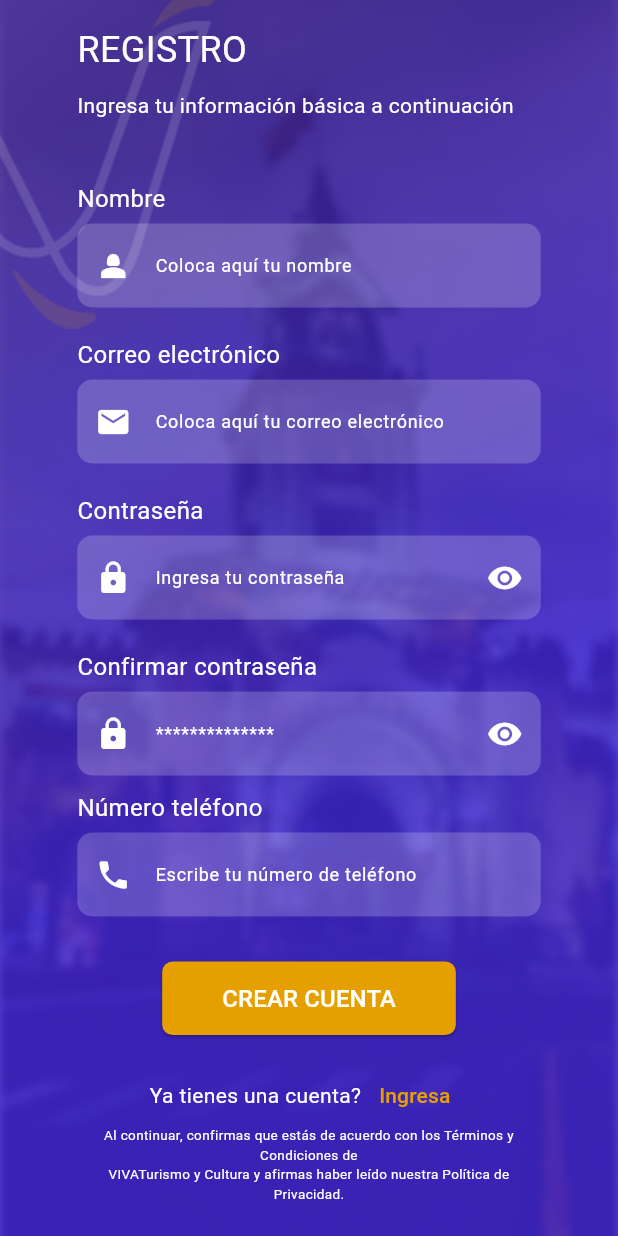
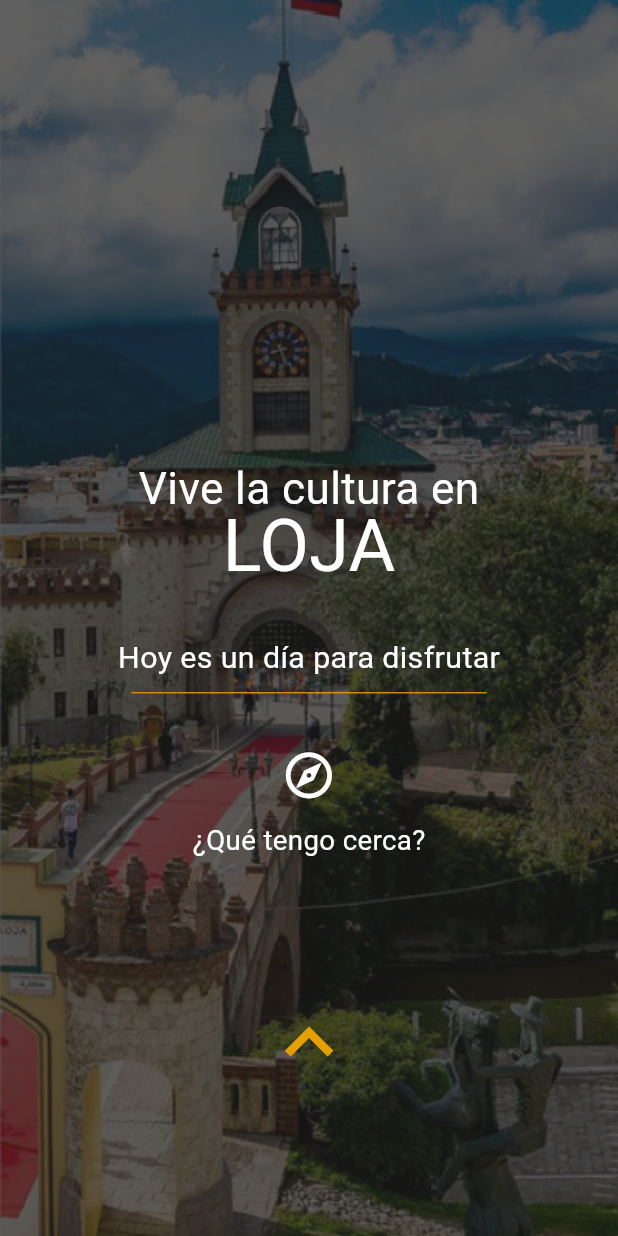
Before and after one commit to fxgonzalez5/viva_city, a Flutter app: the SigupScreen screen opened by its route, after a tap on "CREAR CUENTA", on a phone screen of 412 x 824 dp. Run offline on Flutter 3.47's test engine with Material 3 defaults, Android fonts, the phone set to English and light mode, and no system bars; our stand-ins replace go_router.

Commit message:
Presentation Screen terminada

```diff
--- a/lib/config/router/app_router.dart
+++ b/lib/config/router/app_router.dart
@@ -23,5 +23,11 @@ final appRouter = GoRouter(
       name: SigupScreen.name,
       builder: (context, state) => const SigupScreen(),
     ),
+
+    GoRoute(
+      path: '/presentation',
+      name: PresentationScreen.name,
+      builder: (context, state) => const PresentationScreen(),
+    ),
   ],
 );
--- a/lib/presentation/screens/auth/signup_screen.dart
+++ b/lib/presentation/screens/auth/signup_screen.dart
@@ -1,5 +1,8 @@
 import 'package:flutter/material.dart';
 import 'package:go_router/go_router.dart';
+import 'package:viva_city/config/theme/responsive.dart';
+import 'package:viva_city/presentation/screens/screens.dart';
+import 'package:viva_city/presentation/widgets/custom_elevated_button.dart';
 
 import 'package:viva_city/presentation/widgets/widgets.dart';
 
@@ -10,14 +13,14 @@ class SigupScreen extends StatelessWidget {
 
   @override
   Widget build(BuildContext context) {
-    final size = MediaQuery.of(context).size;
+    final responsive = Responsive(context);
     return Scaffold(
       body: Stack(alignment: Alignment.center, children: [
-        const _Background(),
+        const AuthBackground(),
         SingleChildScrollView(
           child: SizedBox(
-            height: size.height,
-            width: size.width * 0.75,
+            height: responsive.hp(100),
+            width: responsive.wp(75),
             child: Column(
               mainAxisAlignment: MainAxisAlignment.spaceBetween,
               children: [
@@ -29,21 +32,12 @@ class SigupScreen extends StatelessWidget {
                   height: 20,
                 ),
                 const _BoxLogin(),
-                ElevatedButton(
-                    onPressed: () {
-                      //TODO: Validar ingreso con credenciales del usuario
-                    },
-                    style: ButtonStyle(
-                        padding: const MaterialStatePropertyAll(
-                            EdgeInsets.symmetric(vertical: 13, horizontal: 40)),
-                        backgroundColor:
-                            const MaterialStatePropertyAll(Color(0xffE5A000)),
-                        shape: MaterialStatePropertyAll(RoundedRectangleBorder(
-                            borderRadius: BorderRadius.circular(7)))),
-                    child: const Text(
-                      "CREAR CUENTA",
-                      style: TextStyle(fontSize: 16, color: Color(0xffFFFFFF)),
-                    )),
+                CustomElevatedButton(padding: EdgeInsets.symmetric(vertical: responsive.hp(1.2), horizontal: responsive.wp(8.5),
+                ), style: TextStyle(fontSize: responsive.ip(1.5)), onPressed: () {
+                  context.pushReplacementNamed(PresentationScreen.name);
+                  //TODO: Validar ingreso con credenciales del usuario
+                },
+                text: "CREAR CUENTA",),
                 const _ButtonIngresarAndText(),
                 const Spacer(
                   flex: 1,
@@ -166,9 +160,10 @@ class _TextInit extends StatelessWidget {
 
   @override
   Widget build(BuildContext context) {
-    return const SizedBox(
+    final responsive = Responsive(context);
+    return SizedBox(
       width: double.infinity,
-      height: 85,
+      height: responsive.ip(10) ,
       child: Column(
         crossAxisAlignment: CrossAxisAlignment.start,
         children: [
@@ -187,30 +182,3 @@ class _TextInit extends StatelessWidget {
     );
   }
 }
-
-class _Background extends StatelessWidget {
-  const _Background({
-    super.key,
-  });
-
-  @override
-  Widget build(BuildContext context) {
-    return Stack(
-      children: [
-        SizedBox(
-          width: double.infinity,
-          child: Image.asset("assets/images/fondo.png", fit: BoxFit.cover),
-        ),
-        Container(
-            decoration: BoxDecoration(
-          gradient: LinearGradient(begin: Alignment.topCenter, colors: [
-            const Color(0xff3D238E).withOpacity(0.85),
-            const Color(0xff3D23CC).withOpacity(0.85),
-          ]),
-        )),
-        Positioned(
-            top: -10, left: -55, child: Image.asset("assets/images/logo_viva_city.png")),
-      ],
-    );
-  }
-}
--- /dev/null
+++ b/lib/presentation/screens/presentation/presentation_screen.dart
@@ -0,0 +1,136 @@
+import 'package:flutter/material.dart';
+import 'package:go_router/go_router.dart';
+import 'package:viva_city/config/theme/responsive.dart';
+import 'package:viva_city/presentation/screens/auth/signup_screen.dart';
+import 'package:viva_city/presentation/screens/screens.dart';
+
+class PresentationScreen extends StatelessWidget {
+  static const String name = 'presentation_screen';
+  const PresentationScreen({super.key});
+
+  @override
+  Widget build(BuildContext context) {
+    final responsive = Responsive(context);
+    return Scaffold(
+      body: Stack(
+      alignment: Alignment.center,
+      children: [
+        const Background(),
+        LineDivider(responsive: responsive),
+        AllText(responsive: responsive),
+        Column(
+          children: [
+            SizedBox(
+              height: responsive.hp(79.5),
+            ),
+            IconButton(
+              onPressed: (){},
+              //TODO: animacion.
+              icon:  Icon(Icons.expand_less, size: responsive.ip(7)),
+              color: const Color(0xffE5A000),)
+
+          ],
+        )
+      ],
+    ),
+  );
+  }
+}
+
+class AllText extends StatelessWidget {
+  const AllText({
+    super.key,
+    required this.responsive,
+  });
+
+  final Responsive responsive;
+
+  @override
+  Widget build(BuildContext context) {
+    return Column(
+      children: [
+        SizedBox(
+          height: responsive.hp(37),
+        ),
+        Text('Vive la cultura en',
+        style: TextStyle(
+          fontSize: responsive.ip(3.2),
+          color: Colors.white,
+
+        ),),
+        Text('LOJA', style: TextStyle(
+          fontSize: responsive.ip(5.2),
+          color: Colors.white,
+          height: responsive.hp(0.09)
+        ),),
+        SizedBox(
+          height: responsive.hp(5),
+        ),
+        Text('Hoy es un día para disfrutar',
+        style: TextStyle(
+          fontSize: responsive.ip(2.2),
+          color: Colors.white
+        ),),
+        SizedBox(
+          height: responsive.hp(5.5),
+        ),
+        Icon(Icons.explore_outlined, color: Colors.white, size: responsive.ip(4),),
+        SizedBox(
+          height: responsive.hp(1.5),
+        ),
+        Text('¿Qué tengo cerca?', style: TextStyle(
+          fontSize: responsive.ip(2),
+          color: Colors.white))
+      ],
+    );
+  }
+}
+
+class LineDivider extends StatelessWidget {
+  const LineDivider({
+    super.key,
+    required this.responsive,
+  });
+
+  final Responsive responsive;
+
+  @override
+  Widget build(BuildContext context) {
+    return Column(
+      children: [
+        SizedBox(
+          height: responsive.hp(56),
+        ),
+        Divider(
+            height: responsive.hp(0.1),
+            thickness: responsive.hp(0.1),
+            indent: responsive.ip(9.5),
+            endIndent: responsive.ip(9.5),
+            color: const Color(0xffE5A000),
+        ),
+      ],
+    );
+  }
+}
+
+class Background extends StatelessWidget {
+  const Background({
+    super.key,
+  });
+
+  @override
+  Widget build(BuildContext context) {
+    return Stack(
+      children: [
+        SizedBox(
+          width: double.infinity,
+          child: Image.asset("assets/images/slide1.png", fit: BoxFit.cover),
+        ),
+        Container(
+            decoration:  BoxDecoration(
+              color: const Color(0xff1D1D1B).withOpacity(0.70),
+        )),
+      ],
+    );
+  }
+}
--- a/lib/presentation/screens/screens.dart
+++ b/lib/presentation/screens/screens.dart
@@ -1,3 +1,4 @@
+export 'package:viva_city/presentation/screens/presentation/presentation_screen.dart';
 export 'package:viva_city/presentation/screens/slides/slides_screen.dart';
 export 'package:viva_city/presentation/screens/auth/login_screen.dart';
 export 'package:viva_city/presentation/screens/auth/signup_screen.dart';
--- /dev/null
+++ b/lib/presentation/widgets/auth_background.dart
@@ -0,0 +1,28 @@
+import 'package:flutter/material.dart';
+
+class AuthBackground extends StatelessWidget {
+  const AuthBackground({
+    super.key,
+  });
+
+  @override
+  Widget build(BuildContext context) {
+    return Stack(
+      children: [
+        SizedBox(
+          width: double.infinity,
+          child: Image.asset("assets/images/fondo.png", fit: BoxFit.cover),
+        ),
+        Container(
+            decoration: BoxDecoration(
+          gradient: LinearGradient(begin: Alignment.topCenter, colors: [
+            const Color(0xff3D238E).withOpacity(0.85),
+            const Color(0xff3D23CC).withOpacity(0.85),
+          ]),
+        )),
+        Positioned(
+            top: -10, left: -55, child: Image.asset("assets/images/logo_viva_city.png")),
+      ],
+    );
+  }
+}
--- /dev/null
+++ b/lib/presentation/widgets/custom_elevated_button.dart
@@ -0,0 +1,35 @@
+import 'package:flutter/material.dart';
+import 'package:go_router/go_router.dart';
+import 'package:viva_city/presentation/screens/presentation/presentation_screen.dart';
+
+class CustomElevatedButton extends StatelessWidget {
+  final  EdgeInsets padding;
+  final  String text;
+  final  TextStyle? style;
+
+  const CustomElevatedButton({
+    super.key, required this.padding, required this.text, this.style,
+  });
+
+
+  @override
+  Widget build(BuildContext context) {
+    return ElevatedButton(
+        onPressed: () {
+          context.pushReplacementNamed(PresentationScreen.name);
+          //TODO: Validar ingreso con credenciales del usuario
+        },
+        style: ButtonStyle(
+            padding: MaterialStatePropertyAll(
+              padding
+            ),
+            backgroundColor:
+                const MaterialStatePropertyAll(Color(0xffE5A000)),
+            shape: MaterialStatePropertyAll(RoundedRectangleBorder(
+                borderRadius: BorderRadius.circular(7)))),
+        child:  Text(
+          text,
+          style: style
+        ));
+  }
+}
--- a/lib/presentation/widgets/widgets.dart
+++ b/lib/presentation/widgets/widgets.dart
@@ -1,2 +1,3 @@
+export 'package:viva_city/presentation/widgets/auth_background.dart';
 export 'package:viva_city/presentation/widgets/custom_text_form_field.dart';
 export 'package:viva_city/presentation/widgets/dots.dart';
```
Also changed, not shown: lib/presentation/screens/auth/login_screen.dart (+62 -101 lines).
